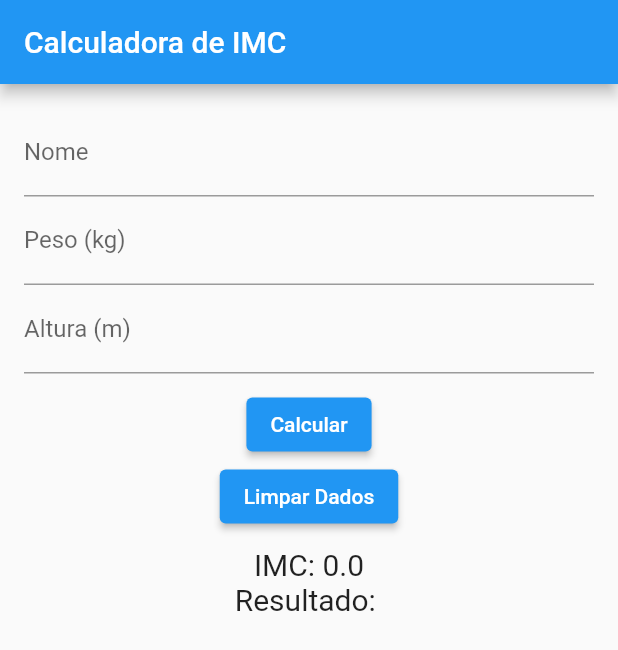
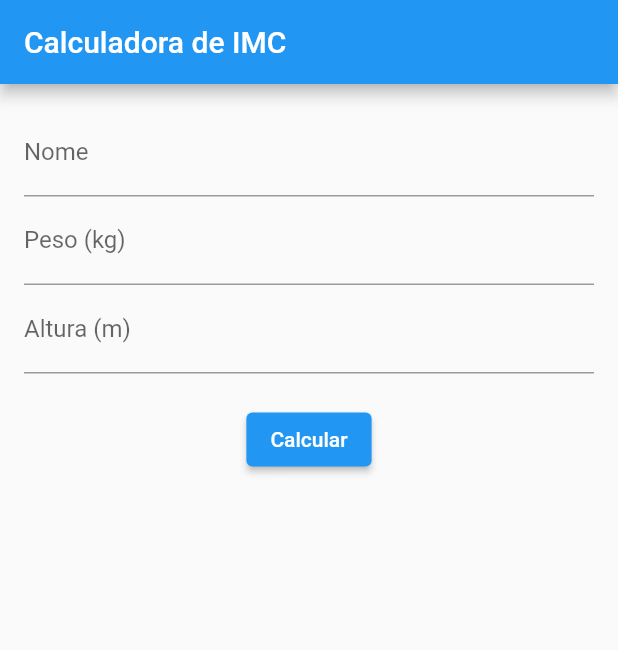
Before and after one commit to milenevi/imc_calculator, a Flutter app: the screen it shows after launch, on a phone screen of 412 x 824 dp. Shown: the top 650 px of the screen. Run offline on Flutter 3.47's test engine with Material 2 defaults, Android fonts, the phone set to English and light mode, and no system bars.

Commit message:
stule: Ajuste para aparecer o botão limpar dados, o IMC e o Resultado, só após efetuar o cálculo

```diff
--- a/lib/src/calculadora_imc.dart
+++ b/lib/src/calculadora_imc.dart
@@ -13,6 +13,7 @@ class _CalculadoraIMCState extends State<CalculadoraIMC> {
 
   double imc = 0.0;
   String resultado = "";
+  bool mostrarLimpar = false;
 
   @override
   Widget build(BuildContext context) {
@@ -27,7 +28,7 @@ class _CalculadoraIMCState extends State<CalculadoraIMC> {
           child: Column(
             children: [
               TextFormField(
-                controller: TextEditingController(text: _pessoa.nome),
+                initialValue: _pessoa.nome,
                 decoration: const InputDecoration(labelText: 'Nome'),
                 validator: (value) {
                   if (value!.isEmpty) {
@@ -67,7 +68,7 @@ class _CalculadoraIMCState extends State<CalculadoraIMC> {
                   _pessoa.altura = double.parse(value!);
                 },
               ),
-              const SizedBox(height: 10),
+              const SizedBox(height: 20),
               ElevatedButton(
                 onPressed: () {
                   if (_formKey.currentState!.validate()) {
@@ -77,12 +78,18 @@ class _CalculadoraIMCState extends State<CalculadoraIMC> {
                 },
                 child: const Text('Calcular'),
               ),
+              if(mostrarLimpar)
+              Padding(
+                padding: const EdgeInsets.only(top: 10),
+                child: Column(
+                  children: [
                     ElevatedButton(
                       onPressed: () {
                         _formKey.currentState!.reset();
                         setState(() {
                           imc = 0.0;
                           resultado = "";
+                          mostrarLimpar = false;
                         });
                       },
                       child: const Text('Limpar Dados'),
@@ -90,6 +97,9 @@ class _CalculadoraIMCState extends State<CalculadoraIMC> {
                     const SizedBox(height: 10),
                     Text('IMC: ${imc.toStringAsFixed(1)}', style: const TextStyle(fontSize: 20)),
                     Text('Resultado: $resultado', style: const TextStyle(fontSize: 20)),
+                  ],
+                ),
+              ),
             ],
           ),
         ),
@@ -122,6 +132,7 @@ class _CalculadoraIMCState extends State<CalculadoraIMC> {
     setState(() {
       this.imc = imc;
       this.resultado = classificacao;
+      mostrarLimpar = true;
     });
   }
 }
```
Lines whose indentation alone changed are shown as unchanged.
